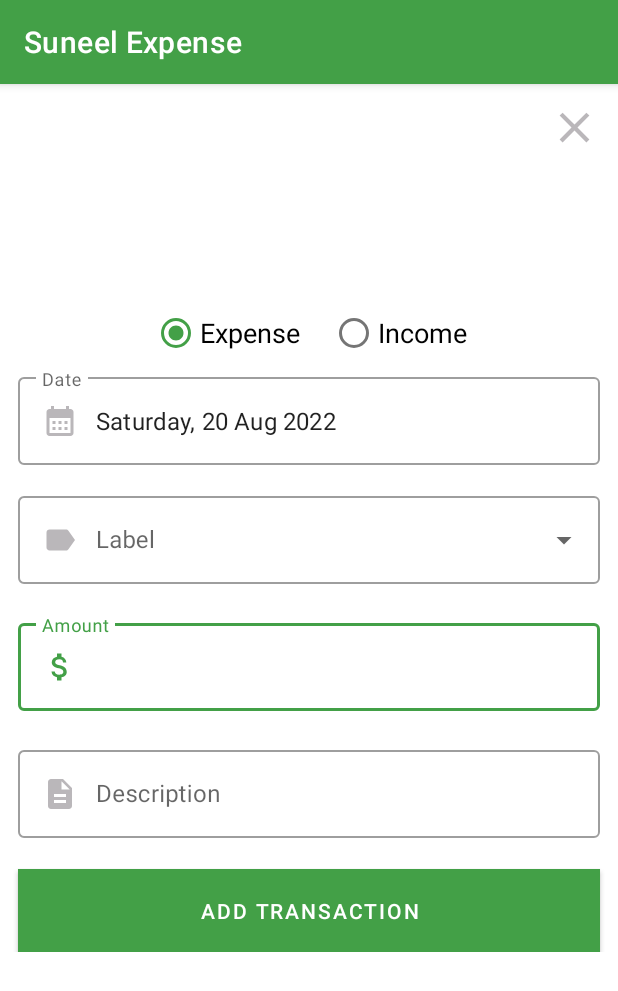
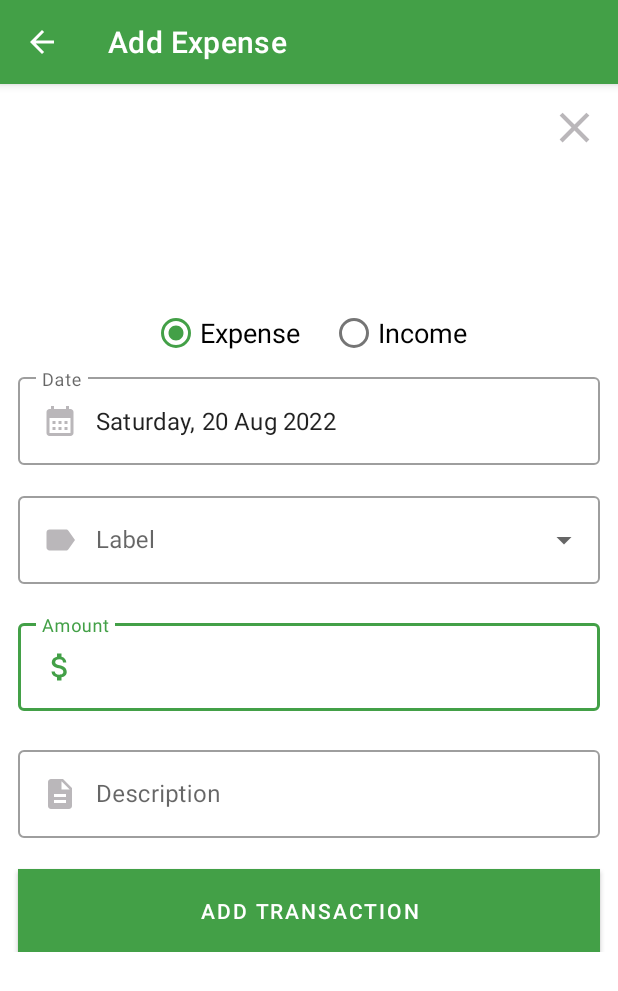
Before and after one commit to SuneelKM/Android_ExpenseTracker, an Android app: the AddTransactionActivity screen opened directly, with no data from a screen before it, on a phone screen of 412 x 824 dp. Shown: the top 991 px of the screen. Run offline under Robolectric (Android 15) with nearby library versions, the phone set to English and light mode, and no system bars.

Commit message:
Add Preferences dataStore & title name to activities

```diff
--- a/app/src/main/AndroidManifest.xml
+++ b/app/src/main/AndroidManifest.xml
@@ -16,9 +16,11 @@
         tools:targetApi="31">
         <activity
             android:name=".DetailedActivity"
+            android:parentActivityName=".MainActivity"
             android:exported="false" />
         <activity
             android:name=".AddTransactionActivity"
+            android:parentActivityName=".MainActivity"
             android:exported="false" />
         <activity
             android:name=".MainActivity"
--- a/app/src/main/java/com/example/expensetracker/AddTransactionActivity.kt
+++ b/app/src/main/java/com/example/expensetracker/AddTransactionActivity.kt
@@ -31,6 +31,7 @@ class AddTransactionActivity : AppCompatActivity() {
     override fun onCreate(savedInstanceState: Bundle?) {
         super.onCreate(savedInstanceState)
         setContentView(R.layout.activity_add_transaction)
+        title = "Add Expense"
 
         addRootView.setOnClickListener {
             this.window.decorView.clearFocus()
--- a/app/src/main/java/com/example/expensetracker/DetailedActivity.kt
+++ b/app/src/main/java/com/example/expensetracker/DetailedActivity.kt
@@ -31,6 +31,7 @@ class DetailedActivity : AppCompatActivity() {
         super.onCreate(savedInstanceState)
         setContentView(R.layout.activity_detailed)
         val transactionId = intent.getIntExtra("transactionId", -1)
+        title = "Edit Expense"
 
         vm.getTransactionById(transactionId).observe(this) {
             it?.let {
```
